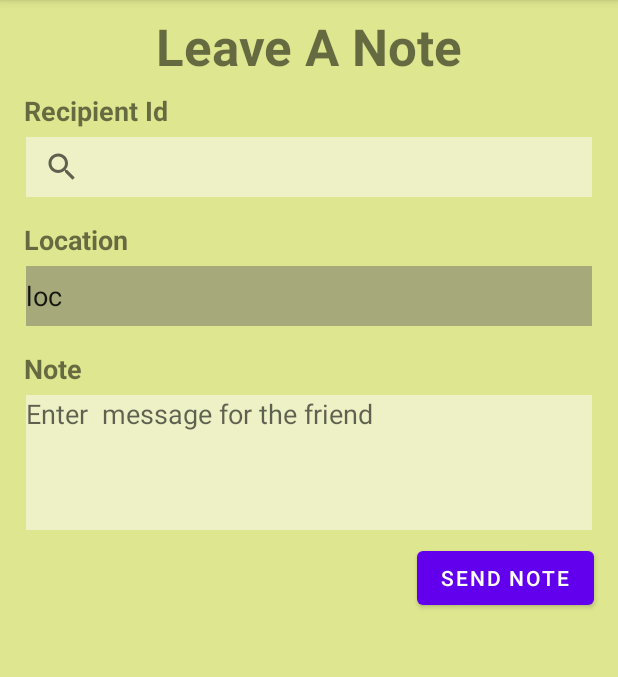
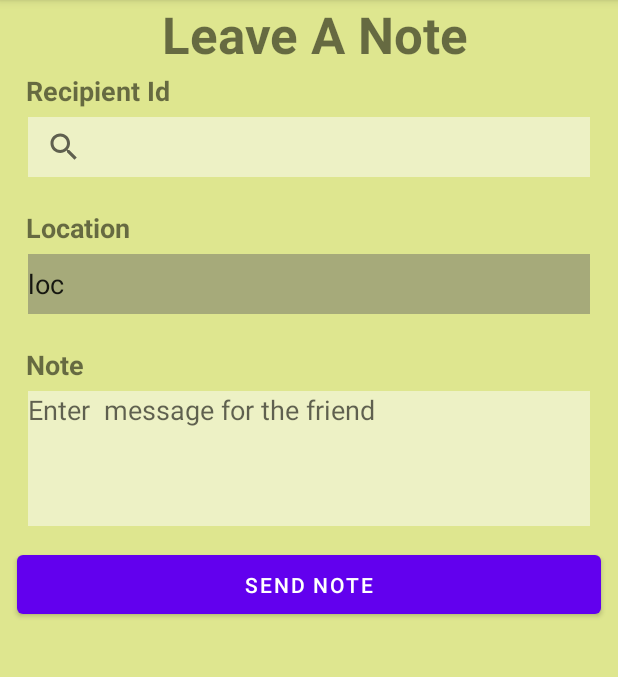
Before and after one commit to avantidorle/CS5520_FinalProject_Team26, an Android app: the screen it shows after launch (LeaveNoteActivity), after a tap on "LEAVE NOTE", on a phone screen of 412 x 824 dp, the part 84-761 px from its top. Run offline under Robolectric (Android 15) with nearby library versions, the phone set to English and light mode, and no system bars; our stand-ins replace Firebase (no records; nobody signed in at launch, a user with empty details on screens opened directly).

Commit message:
messgaes changes

```diff
--- a/app/src/main/java/edu/neu/madcourse/cs5520_finalproject_team26/LeaveNoteActivity.java
+++ b/app/src/main/java/edu/neu/madcourse/cs5520_finalproject_team26/LeaveNoteActivity.java
@@ -1,10 +1,14 @@
 package edu.neu.madcourse.cs5520_finalproject_team26;
 
 import android.os.Bundle;
+import android.util.Log;
+import android.view.View;
+import android.widget.AdapterView;
 import android.widget.Button;
 import android.widget.EditText;
 import android.widget.ListView;
 import android.widget.SearchView;
+import android.widget.Toast;
 
 import androidx.annotation.NonNull;
 import androidx.appcompat.app.AppCompatActivity;
@@ -15,8 +19,10 @@ import com.google.firebase.database.DatabaseReference;
 import com.google.firebase.database.FirebaseDatabase;
 import com.google.firebase.database.ValueEventListener;
 
+import java.text.SimpleDateFormat;
 import java.util.ArrayList;
 
+import edu.neu.madcourse.cs5520_finalproject_team26.models.Message;
 import edu.neu.madcourse.cs5520_finalproject_team26.models.User;
 
 public class LeaveNoteActivity extends AppCompatActivity  implements SearchView.OnQueryTextListener{
@@ -26,11 +32,12 @@ public class LeaveNoteActivity extends AppCompatActivity  implements SearchView.
     EditText location;
     Button leaveNote;
 
-    ListView recepientNames;
+    ListView recipientNames;
     RecepientNamesAdapter rmAdapter;
     DatabaseReference userRecords;
+    DatabaseReference messageRecords;
     ArrayList<User> users;
-
+    String loggedInUser = "bd820e82-256a-4011-8fc9-6e3f92a3aaee";
 
     @Override
     protected void onCreate(Bundle savedInstanceState) {
@@ -38,23 +45,22 @@ public class LeaveNoteActivity extends AppCompatActivity  implements SearchView.
         setContentView(R.layout.activity_leave_note);
 
         receiver = findViewById(R.id.sv_recipient_lan);
-        recepientNames = findViewById(R.id.lv_recipientNames_lan);
+        recipientNames = findViewById(R.id.lv_recipientNames_lan);
         location = findViewById(R.id.edt_location_lan);
         messageText = findViewById(R.id.et_note_lan);
-        leaveNote = findViewById(R.id.btn_LeaveNote);
+        leaveNote = findViewById(R.id.btn_submit_lan);
         users = new ArrayList<>();
         rmAdapter = new RecepientNamesAdapter(this,users);
-
-
+        messageRecords = FirebaseDatabase.getInstance("https://mad-finalproject-team26-default-rtdb.firebaseio.com/").getReference("messages");
         userRecords = FirebaseDatabase.getInstance("https://mad-finalproject-team26-default-rtdb.firebaseio.com/").getReference("users");
         userRecords.addValueEventListener(new ValueEventListener() {
             @Override
-            public void onDataChange(@NonNull DataSnapshot snapshot) {
+            public void onDataChange(@NonNull DataSnapshot snapshot)  {
                 for(DataSnapshot ds: snapshot.getChildren()){
                     User user = ds.getValue(User.class);
                     users.add(user);
                 }
-                recepientNames.setAdapter(rmAdapter);
+                recipientNames.setAdapter(rmAdapter);
                 rmAdapter.notifyDataSetChanged();
             }
 
@@ -63,8 +69,31 @@ public class LeaveNoteActivity extends AppCompatActivity  implements SearchView.
 
             }
         });
-
         receiver.setOnQueryTextListener(this);
+        recipientNames.setOnItemClickListener(new AdapterView.OnItemClickListener() {
+            @Override
+            public void onItemClick(AdapterView<?> parent, View view, int position, long id) {
+                Log.d("logging onItem click", rmAdapter.getItem(position) );
+                receiver.setQuery(rmAdapter.getItem(position),true);
+                recipientNames.setVisibility(View.GONE);;
+            }
+        });
+        leaveNote.setOnClickListener(new View.OnClickListener() {
+            @Override
+            public void onClick(View v) {
+                Message newMsg = new Message();
+                newMsg.setReceiverId(getUserId(receiver.getQuery().toString()));
+                newMsg.setLocation(String.valueOf(location.getText()));
+                newMsg.setSeen(false);
+                newMsg.setMessageText(String.valueOf(messageText.getText()));
+                newMsg.setSenderId(loggedInUser);
+                String timeStamp = new SimpleDateFormat("yyyy.MM.dd.HH.mm.ss").format(new java.util.Date());
+                newMsg.setSentTime(timeStamp);
+                String key = messageRecords.push().getKey();
+                messageRecords.child(key).setValue(newMsg);
+                Toast.makeText(LeaveNoteActivity.this, "data added", Toast.LENGTH_SHORT).show();
+            }
+        });
     }
 
     @Override
@@ -75,7 +104,19 @@ public class LeaveNoteActivity extends AppCompatActivity  implements SearchView.
     @Override
     public boolean onQueryTextChange(String newText) {
         String text = newText;
-        rmAdapter.filter(text);
+        recipientNames.setVisibility(View.VISIBLE);;
+        rmAdapter.filter(text, new ArrayList<>(users));
         return false;
     }
+
+
+    public String getUserId(String userName){
+        for(User u : users){
+            if(u.getUsername().equals(userName)){
+                return u.getUserId();
+            }
+        }
+
+        return "Invalid Recipient";
+    }
 }
--- a/app/src/main/java/edu/neu/madcourse/cs5520_finalproject_team26/MessageAdapter.java
+++ b/app/src/main/java/edu/neu/madcourse/cs5520_finalproject_team26/MessageAdapter.java
@@ -1,6 +1,7 @@
 package edu.neu.madcourse.cs5520_finalproject_team26;
 
 import android.content.Context;
+import android.graphics.Color;
 import android.util.Log;
 import android.view.LayoutInflater;
 import android.view.View;
@@ -37,6 +38,9 @@ public class MessageAdapter extends RecyclerView.Adapter< MessageAdapter.message
             holder.messageText.setText(message.getMessageText());
             holder.messageLocation.setText(message.getLocation());
             holder.messageTime.setText(message.getSentTime());
+            if(!message.isSeen()){
+                holder.itemView.setBackgroundColor(Color.YELLOW);
+            }
             Picasso.get().load(getUserProfilePic(message.getSenderId())).into(holder.userProfilePic);
     }
 
--- a/app/src/main/java/edu/neu/madcourse/cs5520_finalproject_team26/RecepientNamesAdapter.java
+++ b/app/src/main/java/edu/neu/madcourse/cs5520_finalproject_team26/RecepientNamesAdapter.java
@@ -1,6 +1,7 @@
 package edu.neu.madcourse.cs5520_finalproject_team26;
 
 import android.content.Context;
+import android.util.Log;
 import android.view.LayoutInflater;
 import android.view.View;
 import android.view.ViewGroup;
@@ -19,14 +20,14 @@ public class RecepientNamesAdapter extends BaseAdapter {
 
     Context mContext;
     LayoutInflater inflater;
-    private ArrayList<User> userArrayList;
     private List<User> userNamesList = null;
+    private List<User> userArrayList;
 
     public RecepientNamesAdapter(Context context, List<User> userArrayList) {
         mContext = context;
         inflater = LayoutInflater.from(mContext);
-        this.userArrayList = (ArrayList<User>) userArrayList;
-        this.userNamesList = userArrayList;
+        this.userNamesList = new ArrayList<>(userArrayList);
+        this.userArrayList = new ArrayList<>(userArrayList);
     }
 
     public class ViewHolder {
@@ -65,13 +66,16 @@ public class RecepientNamesAdapter extends BaseAdapter {
     }
 
     // Filter Class
-    public void filter(String charText) {
+    public void filter(String charText, ArrayList<User> users) {
         charText = charText.toLowerCase(Locale.getDefault());
+        Log.d("logging filter",charText);
         userNamesList.clear();
         if (charText.length() == 0) {
-            userNamesList.addAll(userArrayList);
+            userNamesList.addAll(users);
         } else {
-            for (User u : userArrayList) {
+            Log.d("logging filter", String.valueOf(users.size()));
+            for (User u : users) {
+                Log.d("logging filter",u.getUsername());
                 if (u.getUsername().toLowerCase(Locale.getDefault()).contains(charText)) {
                     userNamesList.add(u);
                 }
--- a/app/src/main/java/edu/neu/madcourse/cs5520_finalproject_team26/ViewMessagesActivity.java
+++ b/app/src/main/java/edu/neu/madcourse/cs5520_finalproject_team26/ViewMessagesActivity.java
@@ -42,7 +42,7 @@ public class ViewMessagesActivity extends AppCompatActivity {
         messageAdapter = new MessageAdapter(this,messageArrayList,userArrayList);
         messageRecyclerView.setAdapter(messageAdapter);
         //TODO : get loggedInuser from Intent;
-        loggedInUserId = "e7328c89-392c-43c7-9bc8-fa07dc0cf833";
+        loggedInUserId = "dc9cca3d-0901-4031-abcd-04a625f2959e";
 
         userRecords = FirebaseDatabase.getInstance("https://mad-finalproject-team26-default-rtdb.firebaseio.com/").getReference("users");
         userRecords.addValueEventListener(new ValueEventListener() {
@@ -52,10 +52,10 @@ public class ViewMessagesActivity extends AppCompatActivity {
                     User user = ds.getValue(User.class);
                     userArrayList.add(user);
                 }
-
                 messageRecords.addValueEventListener(new ValueEventListener() {
                     @Override
                     public void onDataChange(@NonNull DataSnapshot snapshot) {
+                        messageArrayList.clear();
                         for(DataSnapshot ds: snapshot.getChildren()){
                             Message message = ds.getValue(Message.class);
                             assert message != null;
--- a/app/src/main/res/layout/activity_leave_note.xml
+++ b/app/src/main/res/layout/activity_leave_note.xml
@@ -7,18 +7,35 @@
     android:background="#DEE68F"
     tools:context=".LeaveNoteActivity">
 
+
     <TextView
         android:id="@+id/tv_leave_Note"
         android:layout_width="wrap_content"
         android:layout_height="wrap_content"
-        android:layout_marginTop="8dp"
         android:text="Leave A Note"
         android:textSize="34sp"
         android:textStyle="bold"
         app:layout_constraintEnd_toEndOf="parent"
-        app:layout_constraintHorizontal_bias="0.5"
+        app:layout_constraintHorizontal_bias="0.52"
         app:layout_constraintStart_toStartOf="parent"
         app:layout_constraintTop_toTopOf="parent" />
+
+
+    <ScrollView
+        android:layout_width="match_parent"
+        android:layout_height="match_parent"
+        android:layout_marginStart="1dp"
+        android:layout_marginTop="40dp"
+        android:layout_marginEnd="1dp"
+        app:layout_constraintBottom_toBottomOf="parent"
+        app:layout_constraintEnd_toEndOf="parent"
+        app:layout_constraintStart_toStartOf="parent"
+        app:layout_constraintTop_toBottomOf="@+id/tv_leave_Note">
+
+        <LinearLayout
+            android:layout_width="match_parent"
+            android:layout_height="wrap_content"
+            android:orientation="vertical">
 
             <TextView
                 android:id="@+id/tv_recipient_id"
@@ -42,9 +59,18 @@
                 app:layout_constraintEnd_toEndOf="parent"
                 app:layout_constraintStart_toStartOf="parent"
                 app:layout_constraintTop_toBottomOf="@+id/tv_recipient_id">
+
                 <requestFocus />
             </SearchView>
-
+            <ListView
+                android:id="@+id/lv_recipientNames_lan"
+                android:layout_width="fill_parent"
+                android:layout_height="wrap_content"
+                android:layout_marginHorizontal="16dp"
+                app:layout_constraintEnd_toEndOf="parent"
+                app:layout_constraintHorizontal_bias="0.5"
+                app:layout_constraintStart_toStartOf="parent"
+                app:layout_constraintTop_toBottomOf="@+id/tv_recipient_id" />
             <TextView
                 android:id="@+id/tv_location_lan"
                 android:layout_width="wrap_content"
@@ -102,22 +128,18 @@
 
             <Button
                 android:id="@+id/btn_submit_lan"
-        android:layout_width="wrap_content"
+                android:layout_width="match_parent"
                 android:layout_height="wrap_content"
+                android:layout_marginHorizontal="10dp"
                 android:layout_marginTop="8dp"
-        android:layout_marginEnd="16dp"
+                android:padding="10dp"
                 android:text="Send Note"
                 app:layout_constraintEnd_toEndOf="parent"
                 app:layout_constraintTop_toBottomOf="@+id/et_note_lan" />
 
-    <ListView
-        android:id="@+id/lv_recipientNames_lan"
-        android:layout_width="fill_parent"
-        android:layout_height="wrap_content"
-        android:layout_marginHorizontal="16dp"
-        app:layout_constraintEnd_toEndOf="parent"
-        app:layout_constraintHorizontal_bias="0.5"
-        app:layout_constraintStart_toStartOf="parent"
-        app:layout_constraintTop_toBottomOf="@+id/sv_recipient_lan" />
+        </LinearLayout>
+
+    </ScrollView>
+
 
 </androidx.constraintlayout.widget.ConstraintLayout>
--- a/app/src/main/res/layout/recepient_name_item.xml
+++ b/app/src/main/res/layout/recepient_name_item.xml
@@ -6,7 +6,8 @@
     <TextView
         android:id="@+id/tv_recepientName_lan"
         android:layout_width="match_parent"
-        android:layout_height="wrap_content"
+        android:layout_height="30dp"
+        android:layout_marginHorizontal="10dp"
         android:background="#E3E2D7"
         android:text="dummyUser1" />
 </RelativeLayout>
```
Also changed, not shown: app/src/main/java/edu/neu/madcourse/cs5520_finalproject_team26/models/Message.java (+9 -9 lines), app/src/main/java/edu/neu/madcourse/cs5520_finalproject_team26/models/User.java (+23 -24 lines), 1 other file. Lines whose indentation alone changed are shown as unchanged.
